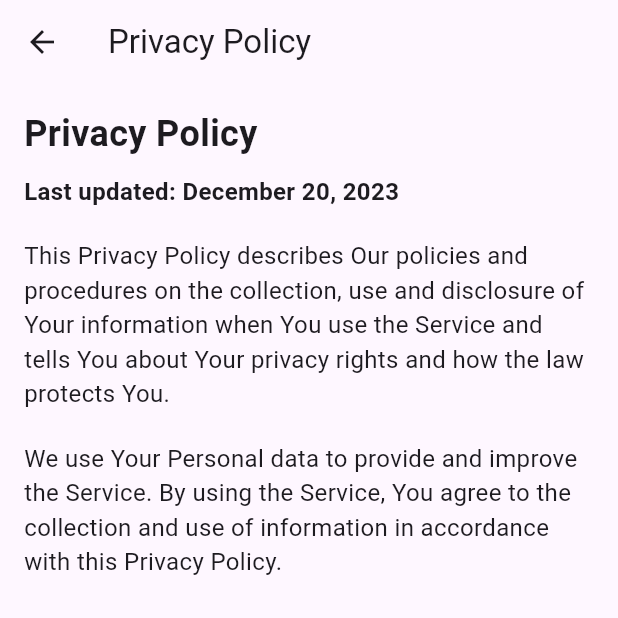
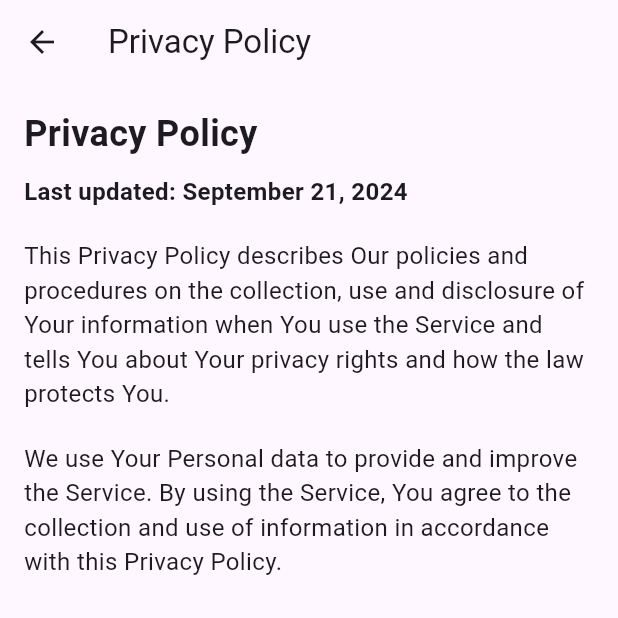
Before and after one commit to nathan-kane/deal_diligence, a Flutter app: the PrivacyPolicyScreen screen opened directly, on a phone screen of 412 x 824 dp, the top half of it. Run offline on Flutter 3.47's test engine with Material 3 defaults, Android fonts, the light colour scheme and no system bars; our stand-ins replace cloud_firestore, dartz, equatable, firebase_auth, firebase_core, flutter_credit_card and 11 more; missing offline and left inert: add_2_calendar, flutter_stripe, googleapis; accounts and stored records are empty.

Commit message:
Updated date of privacy policy

```diff
--- a/lib/screens/privacy_policy_screen.dart
+++ b/lib/screens/privacy_policy_screen.dart
@@ -20,7 +20,7 @@ class PrivacyPolicyScreen extends StatelessWidget {
             ),
             const SizedBox(height: 10),
             const Text(
-              'Last updated: December 20, 2023',
+              'Last updated: September 21, 2024',
               style: TextStyle(fontSize: 16, fontWeight: FontWeight.bold),
             ),
             const SizedBox(height: 20),
```
